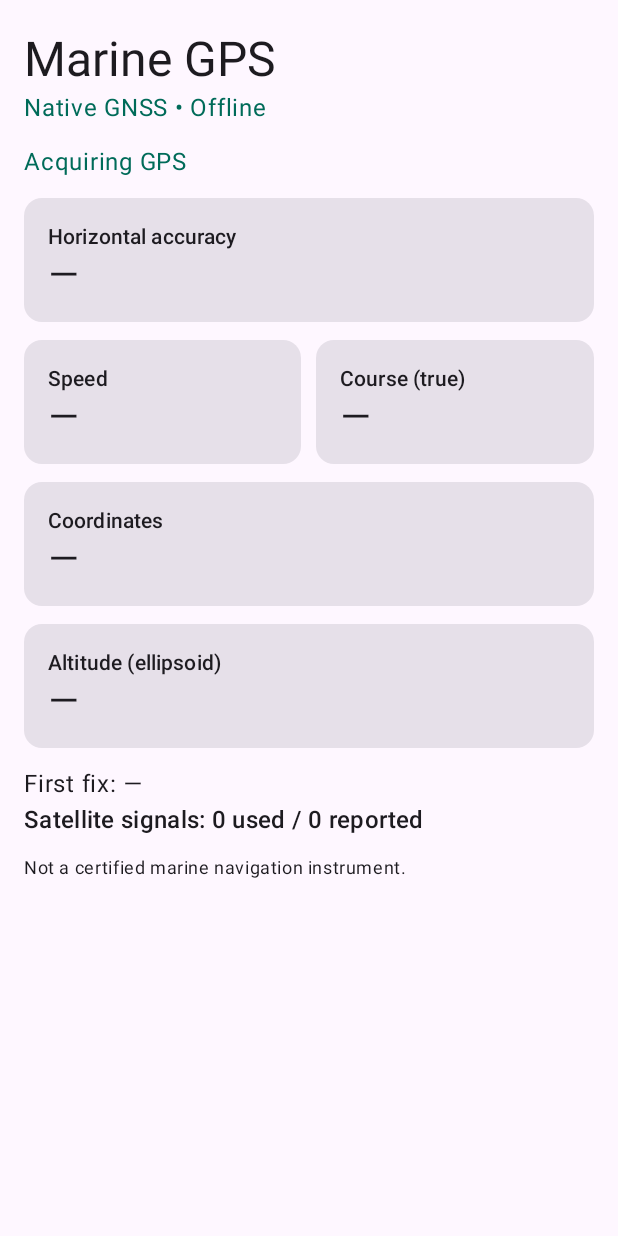
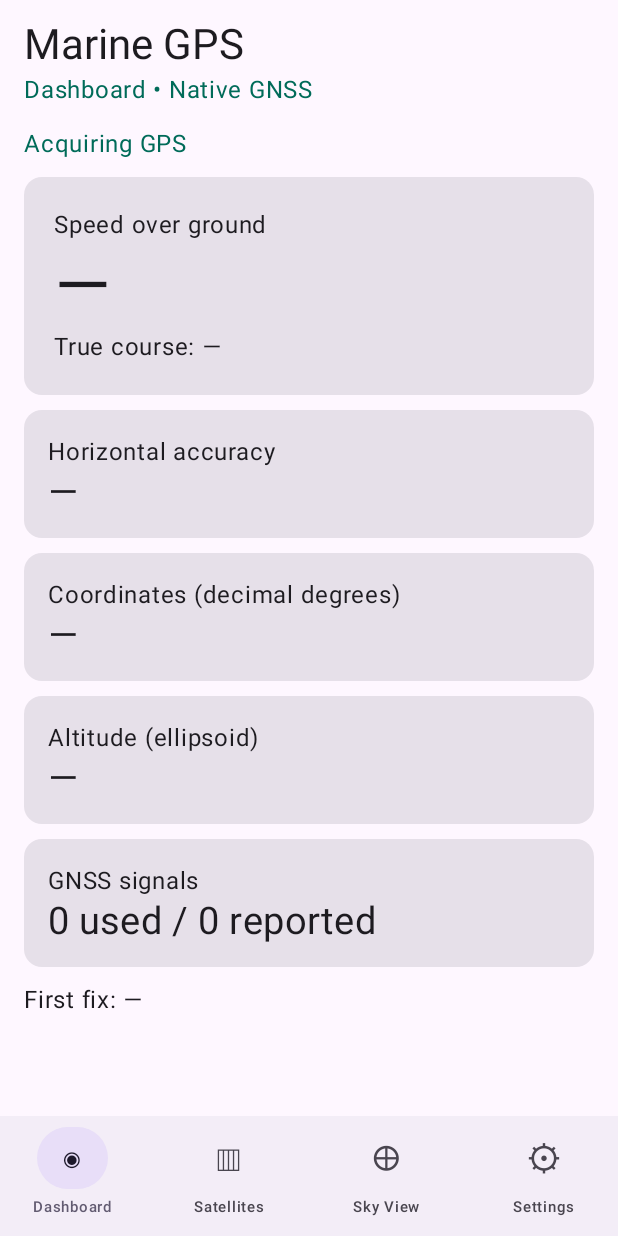
Before and after one commit to payamirec-netizen/MarineGPS, an Android app built with Jetpack Compose: the screen it shows after launch (MainActivity), on a phone screen of 412 x 824 dp. Run offline under Robolectric (Android 15) with nearby library versions, the phone set to English and light mode, and no system bars.

Commit message:
MarineGPS 0.2.0: four native screens and live satellite sky plot

```diff
--- a/app/build.gradle.kts
+++ b/app/build.gradle.kts
@@ -2,7 +2,7 @@ plugins { id("com.android.application"); id("org.jetbrains.kotlin.android"); id(
 android {
  namespace = "com.marinegps.app"
  compileSdk = 35
- defaultConfig { applicationId = "com.marinegps.app"; minSdk = 26; targetSdk = 35; versionCode = 1; versionName = "0.1.0" }
+ defaultConfig { applicationId = "com.marinegps.app"; minSdk = 26; targetSdk = 35; versionCode = 2; versionName = "0.2.0" }
  buildFeatures { compose = true }
  compileOptions { sourceCompatibility = JavaVersion.VERSION_17; targetCompatibility = JavaVersion.VERSION_17 }
 }
--- a/app/src/main/java/com/marinegps/app/MainActivity.kt
+++ b/app/src/main/java/com/marinegps/app/MainActivity.kt
@@ -28,7 +28,7 @@ class MainActivity:ComponentActivity(){
  val state by model.state.collectAsStateWithLifecycle()
  val dark=androidx.compose.foundation.isSystemInDarkTheme()
  MaterialTheme(colorScheme=if(dark)darkColorScheme(primary=Color(0xFF65DBC0))else lightColorScheme(primary=Color(0xFF006B59))){
- Dashboard(state,{permission.launch(arrayOf(Manifest.permission.ACCESS_FINE_LOCATION,Manifest.permission.ACCESS_COARSE_LOCATION))},{startActivity(Intent(Settings.ACTION_LOCATION_SOURCE_SETTINGS))})
+ MarineApp(state,{permission.launch(arrayOf(Manifest.permission.ACCESS_FINE_LOCATION,Manifest.permission.ACCESS_COARSE_LOCATION))},{startActivity(Intent(Settings.ACTION_LOCATION_SOURCE_SETTINGS))})
  }
  }
  }
--- /dev/null
+++ b/app/src/main/java/com/marinegps/app/MarineApp.kt
@@ -0,0 +1,104 @@
+package com.marinegps.app
+
+import androidx.compose.foundation.Canvas
+import androidx.compose.foundation.layout.*
+import androidx.compose.foundation.lazy.LazyColumn
+import androidx.compose.foundation.lazy.items
+import androidx.compose.material3.*
+import androidx.compose.runtime.*
+import androidx.compose.runtime.saveable.rememberSaveable
+import androidx.compose.ui.Modifier
+import androidx.compose.ui.Alignment
+import androidx.compose.ui.geometry.Offset
+import androidx.compose.ui.graphics.Color
+import androidx.compose.ui.graphics.drawscope.Stroke
+import androidx.compose.ui.unit.dp
+import androidx.compose.ui.unit.sp
+import androidx.compose.ui.platform.LocalContext
+import kotlin.math.*
+import java.util.Locale
+
+private fun number(v:Double,n:Int=1)=String.format(Locale.US,"%."+n+"f",v)
+private fun satColor(s:Int)=when(s){1->Color(0xFF42A5F5);3->Color(0xFFFF7043);5->Color(0xFFEAB308);6->Color(0xFF26A69A);4->Color(0xFFAB78E8);else->Color(0xFF9CA3AF)}
+@Composable fun MarineApp(s:GnssState,request:()->Unit,settings:()->Unit){
+ val context=LocalContext.current
+ val prefs=remember{context.getSharedPreferences("marine_settings",0)}
+ var tab by rememberSaveable{mutableIntStateOf(0)}
+ var units by remember{mutableStateOf(prefs.getString("speed","kn")?:"kn")}
+ var usedOnly by rememberSaveable{mutableStateOf(false)}
+ val labels=listOf("Dashboard","Satellites","Sky View","Settings")
+ val symbols=listOf("◉","▥","⊕","⚙")
+ Scaffold(bottomBar={NavigationBar{labels.forEachIndexed{i,label->NavigationBarItem(selected=tab==i,onClick={tab=i},icon={Text(symbols[i],fontSize=24.sp)},label={Text(label,fontSize=10.sp)})}}}){padding->
+ Column(Modifier.fillMaxSize().padding(padding).padding(horizontal=16.dp)){
+ Text("Marine GPS",style=MaterialTheme.typography.headlineMedium,modifier=Modifier.padding(top=12.dp))
+ Text(labels[tab]+" • Native GNSS",color=MaterialTheme.colorScheme.primary)
+ Spacer(Modifier.height(12.dp))
+ when(tab){
+ 0->MarineDashboard(s,units,request,settings)
+ 1->SignalScreen(s,usedOnly,{usedOnly=it})
+ 2->SkyScreen(s,usedOnly,{usedOnly=it})
+ 3->LazyColumn(verticalArrangement=Arrangement.spacedBy(12.dp)){
+ item{Text("Speed units",style=MaterialTheme.typography.titleMedium)}
+ items(listOf("kn","km/h","m/s")){u->Row(verticalAlignment=Alignment.CenterVertically){RadioButton(selected=units==u,onClick={units=u;prefs.edit().putString("speed",u).apply()});Text(u)}}
+ item{Button(onClick=request){Text("Location permission")}}
+ item{OutlinedButton(onClick=settings){Text("Android location settings")}}
+ item{Text("Version 0.2.0 • Offline GNSS")}
+ item{Text("Experimental navigation aid. Not a certified marine instrument.")}
+ }
+ }
+ }
+ }
+}
+@Composable private fun MarineDashboard(s:GnssState,units:String,request:()->Unit,settings:()->Unit){
+ val loc=s.location
+ val age=loc?.let{(s.now-it.elapsedRealtimeNanos/1000000L).coerceAtLeast(0)/1000}
+ val fresh=loc!=null&&age!=null&&age<=5
+ val speed=if(fresh&&loc!!.hasSpeed())number(loc.speed.toDouble()*when(units){"kn"->3600.0/1852;"km/h"->3.6;else->1.0})+" "+units else "—"
+ LazyColumn(verticalArrangement=Arrangement.spacedBy(10.dp),contentPadding=PaddingValues(bottom=16.dp)){
+ item{Text(if(fresh)"GPS FIX · "+age+"s ago" else if(loc!=null)"STALE FIX" else s.message,color=MaterialTheme.colorScheme.primary)}
+ if(s.message.contains("permission"))item{Button(onClick=request){Text("Grant precise location")}}
+ if(s.message.contains("Enable location"))item{Button(onClick=settings){Text("Enable GPS")}}
+ item{Card(Modifier.fillMaxWidth()){Column(Modifier.padding(20.dp)){Text("Speed over ground");Text(speed,fontSize=48.sp);Text("True course: "+if(fresh&&loc!!.hasBearing())number(loc.bearing.toDouble())+"°" else "—")}}}
+ item{DataCard("Horizontal accuracy",if(fresh&&loc!!.hasAccuracy())"± "+number(loc.accuracy.toDouble())+" m" else "—")}
+ item{DataCard("Coordinates (decimal degrees)",if(fresh)number(loc!!.latitude,6)+"°\n"+number(loc.longitude,6)+"°" else "—")}
+ item{DataCard("Altitude (ellipsoid)",if(fresh&&loc!!.hasAltitude())number(loc.altitude)+" m" else "—")}
+ item{DataCard("GNSS signals",s.satellites.count{it.used}.toString()+" used / "+s.satellites.size+" reported")}
+ item{Text("First fix: "+(s.ttff?.let{number(it/1000.0)+" s"}?:"—"))}
+ }
+}
+@Composable private fun DataCard(label:String,value:String){Card(Modifier.fillMaxWidth()){Column(Modifier.padding(16.dp)){Text(label);Text(value,fontSize=25.sp)}}}
+@Composable private fun Filter(usedOnly:Boolean,change:(Boolean)->Unit){Row(verticalAlignment=Alignment.CenterVertically){Text("Used in fix only",Modifier.weight(1f));Switch(checked=usedOnly,onCheckedChange=change)}}
+@Composable private fun SignalScreen(s:GnssState,usedOnly:Boolean,change:(Boolean)->Unit){
+ val rows=s.satellites.filter{!usedOnly||it.used}.sortedWith(compareByDescending<Satellite>{it.used}.thenByDescending{it.cn0})
+ Filter(usedOnly,change)
+ Text("${s.satellites.count{it.used}} used / ${s.satellites.size} reported")
+ if(rows.isEmpty())Text("Waiting for satellite signals")
+ LazyColumn(verticalArrangement=Arrangement.spacedBy(12.dp),contentPadding=PaddingValues(vertical=12.dp)){
+ items(rows){sat->Column{
+ Row(Modifier.fillMaxWidth(),horizontalArrangement=Arrangement.SpaceBetween){Text(constellationName(sat.system)+" "+sat.id+if(sat.used)" ✓" else "");Text(number(sat.cn0.toDouble())+" dB-Hz")}
+ LinearProgressIndicator(progress={(sat.cn0/60f).coerceIn(0f,1f)},modifier=Modifier.fillMaxWidth().height(12.dp),color=satColor(sat.system))
+ Text("Az "+number(sat.azimuth.toDouble(),0)+"° · El "+number(sat.elevation.toDouble(),0)+"°"+(sat.frequency?.let{" · "+number(it/1e6)+" MHz"}?:""),style=MaterialTheme.typography.bodySmall)
+ }}
+ }
+}
+@Composable private fun SkyScreen(s:GnssState,usedOnly:Boolean,change:(Boolean)->Unit){
+ val rows=s.satellites.filter{(!usedOnly||it.used)&&it.elevation in 0f..90f&&it.azimuth.isFinite()}
+ val grid=MaterialTheme.colorScheme.outline
+ val ink=MaterialTheme.colorScheme.onSurface
+ LazyColumn(verticalArrangement=Arrangement.spacedBy(8.dp)){
+ item{Filter(usedOnly,change)}
+ item{Text("True north • Horizon at outer ring")}
+ item{Box(Modifier.fillMaxWidth().aspectRatio(1f)){
+ Canvas(Modifier.fillMaxSize().padding(24.dp)){
+ val c=center;val r=size.minDimension/2
+ for(f in listOf(1f,2f/3,1f/3))drawCircle(grid,r*f,c,style=Stroke(1.dp.toPx()))
+ drawLine(grid,Offset(c.x-r,c.y),Offset(c.x+r,c.y));drawLine(grid,Offset(c.x,c.y-r),Offset(c.x,c.y+r))
+ rows.forEach{sat->val a=sat.azimuth*PI/180;val d=r*(90-sat.elevation)/90;val pt=Offset(c.x+(d*sin(a)).toFloat(),c.y-(d*cos(a)).toFloat());drawCircle(satColor(sat.system),7.dp.toPx(),pt);if(sat.used)drawCircle(ink,9.dp.toPx(),pt,style=Stroke(2.dp.toPx()))}
+ }
+ Text("N",Modifier.align(Alignment.TopCenter));Text("S",Modifier.align(Alignment.BottomCenter));Text("W",Modifier.align(Alignment.CenterStart));Text("E",Modifier.align(Alignment.CenterEnd))
+ }}
+ item{Text("Outlined markers = used in fix. Center = zenith.")}
+ if(rows.isEmpty())item{Text("Waiting for satellite positions")}
+ items(rows.groupBy{it.system}.entries.toList()){entry->Row(verticalAlignment=Alignment.CenterVertically){Canvas(Modifier.size(16.dp)){drawCircle(satColor(entry.key))};Spacer(Modifier.width(8.dp));Text(constellationName(entry.key)+" · "+entry.value.size+" signals")}}
+ }
+}
```
